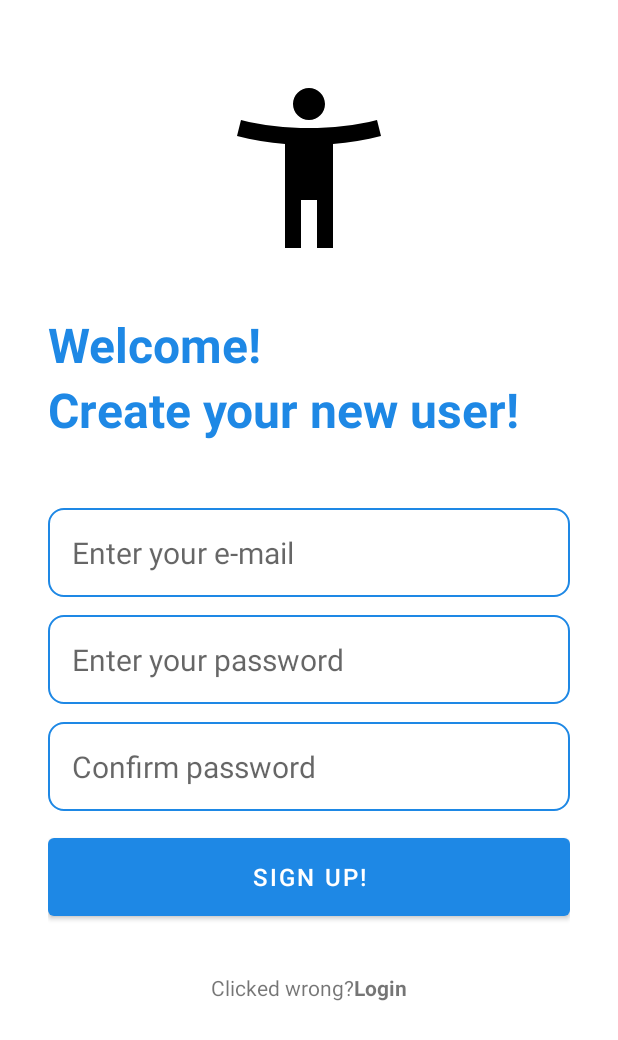
After one commit to Amelhot/And1ProjectApp, an Android app: the NewAccountActivity screen opened directly, with no data from a screen before it, on a phone screen of 412 x 824 dp. The commit adds this screen. Shown: the top 1040 px of the screen. Run offline under Robolectric (Android 15) with nearby library versions, the phone set to English and light mode, and no system bars.

Commit message:
Added a NewAccount activty. Created the layout and new account screen xlm

```diff
--- a/app/src/main/AndroidManifest.xml
+++ b/app/src/main/AndroidManifest.xml
@@ -12,6 +12,13 @@
         android:supportsRtl="true"
         android:theme="@style/Theme.SmartNoteApp"
         tools:targetApi="31">
+        <activity
+            android:name=".NewAccountActivity"
+            android:exported="false">
+            <meta-data
+                android:name="android.app.lib_name"
+                android:value="" />
+        </activity>
         <activity
             android:name=".MainActivity"
             android:exported="false">
--- /dev/null
+++ b/app/src/main/java/com/example/smartnoteapp/NewAccountActivity.java
@@ -0,0 +1,14 @@
+package com.example.smartnoteapp;
+
+import androidx.appcompat.app.AppCompatActivity;
+
+import android.os.Bundle;
+
+public class NewAccountActivity extends AppCompatActivity {
+
+    @Override
+    protected void onCreate(Bundle savedInstanceState) {
+        super.onCreate(savedInstanceState);
+        setContentView(R.layout.activity_new_account);
+    }
+}
--- a/app/src/main/java/com/example/smartnoteapp/SplashActivity.java
+++ b/app/src/main/java/com/example/smartnoteapp/SplashActivity.java
@@ -16,7 +16,7 @@ public class SplashActivity extends AppCompatActivity {
         new Handler().postDelayed(new Runnable() {
             @Override
             public void run() {
-                startActivity(new Intent(SplashActivity.this, MainActivity.class));
+                startActivity(new Intent(SplashActivity.this, NewAccountActivity.class));
                 finish();
 
             }
--- /dev/null
+++ b/app/src/main/res/drawable/new_user.xml
@@ -0,0 +1,5 @@
+<vector android:height="24dp" android:tint="#000000"
+    android:viewportHeight="24" android:viewportWidth="24"
+    android:width="24dp" xmlns:android="http://schemas.android.com/apk/res/android">
+    <path android:fillColor="@android:color/white" android:pathData="M20.5,6c-2.61,0.7 -5.67,1 -8.5,1s-5.89,-0.3 -8.5,-1L3,8c1.86,0.5 4,0.83 6,1v13h2v-6h2v6h2V9c2,-0.17 4.14,-0.5 6,-1l-0.5,-2zM12,6c1.1,0 2,-0.9 2,-2s-0.9,-2 -2,-2 -2,0.9 -2,2 0.9,2 2,2z"/>
+</vector>
--- /dev/null
+++ b/app/src/main/res/drawable/rounded_corner.xml
@@ -0,0 +1,8 @@
+<?xml version="1.0" encoding="utf-8"?>
+<shape xmlns:android="http://schemas.android.com/apk/res/android"
+    android:shape="rectangle">
+    <corners android:radius="10dp"/>
+    <stroke android:width="1dp" android:color="@color/my_color"/>
+
+
+</shape>
--- /dev/null
+++ b/app/src/main/res/layout/activity_new_account.xml
@@ -0,0 +1,129 @@
+<?xml version="1.0" encoding="utf-8"?>
+<RelativeLayout xmlns:android="http://schemas.android.com/apk/res/android"
+    xmlns:app="http://schemas.android.com/apk/res-auto"
+    xmlns:tools="http://schemas.android.com/tools"
+    android:layout_width="match_parent"
+    android:layout_height="match_parent"
+    android:layout_marginVertical="16dp"
+    android:layout_marginHorizontal="32dp"
+    tools:context=".NewAccountActivity">
+
+    <ImageView
+        android:layout_width="128dp"
+        android:layout_height="128dp"
+        android:layout_centerHorizontal="true"
+        android:layout_marginVertical="32dp"
+        android:id="@+id/newUserIcon"
+        android:src="@drawable/new_user"/>
+
+
+    <LinearLayout
+        android:id="@+id/welcomeText"
+        android:layout_width="match_parent"
+        android:layout_height="wrap_content"
+        android:orientation="vertical"
+        android:layout_below="@+id/newUserIcon">
+
+        <TextView
+            android:layout_width="match_parent"
+            android:layout_height="wrap_content"
+            android:text="Welcome!"
+            android:textStyle="bold"
+            android:textSize="32sp"
+            android:textColor="@color/my_color"/>
+
+
+        <TextView
+            android:layout_width="match_parent"
+            android:layout_height="wrap_content"
+            android:text="Create your new user!"
+            android:textStyle="bold"
+            android:textSize="32sp"
+            android:textColor="@color/my_color"/>
+    </LinearLayout>
+
+    <LinearLayout
+        android:layout_width="match_parent"
+        android:layout_height="wrap_content"
+        android:id="@+id/formLayout"
+        android:layout_marginVertical="32dp"
+        android:layout_below="@+id/welcomeText"
+        android:orientation="vertical">
+
+        <EditText
+            android:id="@+id/emailEdit"
+            android:layout_width="match_parent"
+            android:layout_height="wrap_content"
+            android:inputType="textEmailAddress"
+            android:hint="Enter your e-mail"
+            android:background="@drawable/rounded_corner"
+            android:padding="16dp"
+            android:layout_marginTop="12dp"
+            android:textSize="20sp"/>
+
+        <EditText
+            android:id="@+id/passwordEdit"
+            android:layout_width="match_parent"
+            android:layout_height="wrap_content"
+            android:inputType="textPassword"
+            android:hint="Enter your password"
+            android:background="@drawable/rounded_corner"
+            android:padding="16dp"
+            android:layout_marginTop="12dp"
+            android:textSize="20sp"/>
+
+        <EditText
+            android:id="@+id/confirmPasswordEdit"
+            android:layout_width="match_parent"
+            android:layout_height="wrap_content"
+            android:inputType="textPassword"
+            android:hint="Confirm password "
+            android:background="@drawable/rounded_corner"
+            android:padding="16dp"
+            android:layout_marginTop="12dp"
+            android:textSize="20sp"/>
+
+
+        <com.google.android.material.button.MaterialButton
+            android:layout_width="match_parent"
+            android:layout_height="64dp"
+            android:id="@+id/signUpBtn"
+            android:text="Sign up!"
+            android:layout_marginTop="12dp"
+            android:textSize="16dp"/>
+
+        <ProgressBar
+            android:layout_width="24dp"
+            android:layout_height="64dp"
+            android:id="@+id/progressBar"
+            android:visibility="gone"
+            android:layout_gravity="center"
+            android:layout_marginTop="12dp"/>
+
+
+
+    </LinearLayout>
+
+    <LinearLayout
+        android:layout_width="match_parent"
+        android:layout_height="wrap_content"
+        android:layout_below="@+id/formLayout"
+        android:orientation="horizontal"
+        android:gravity="center">
+
+
+        <TextView
+            android:layout_width="wrap_content"
+            android:layout_height="wrap_content"
+            android:text="Clicked wrong?"/>
+
+
+        <TextView
+            android:layout_width="wrap_content"
+            android:layout_height="wrap_content"
+            android:textStyle="bold"
+            android:id="@+id/loginTextvBtn"
+            android:text="Login"/>
+    </LinearLayout>
+
+</RelativeLayout>
```
